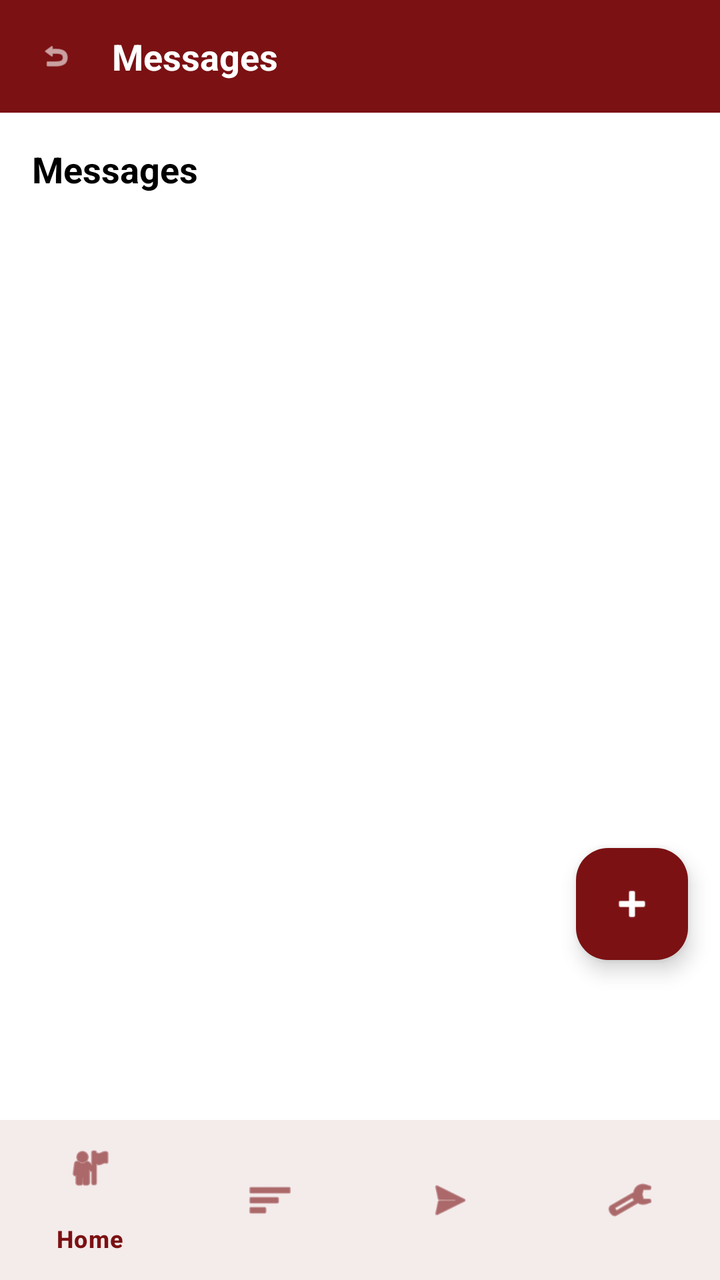
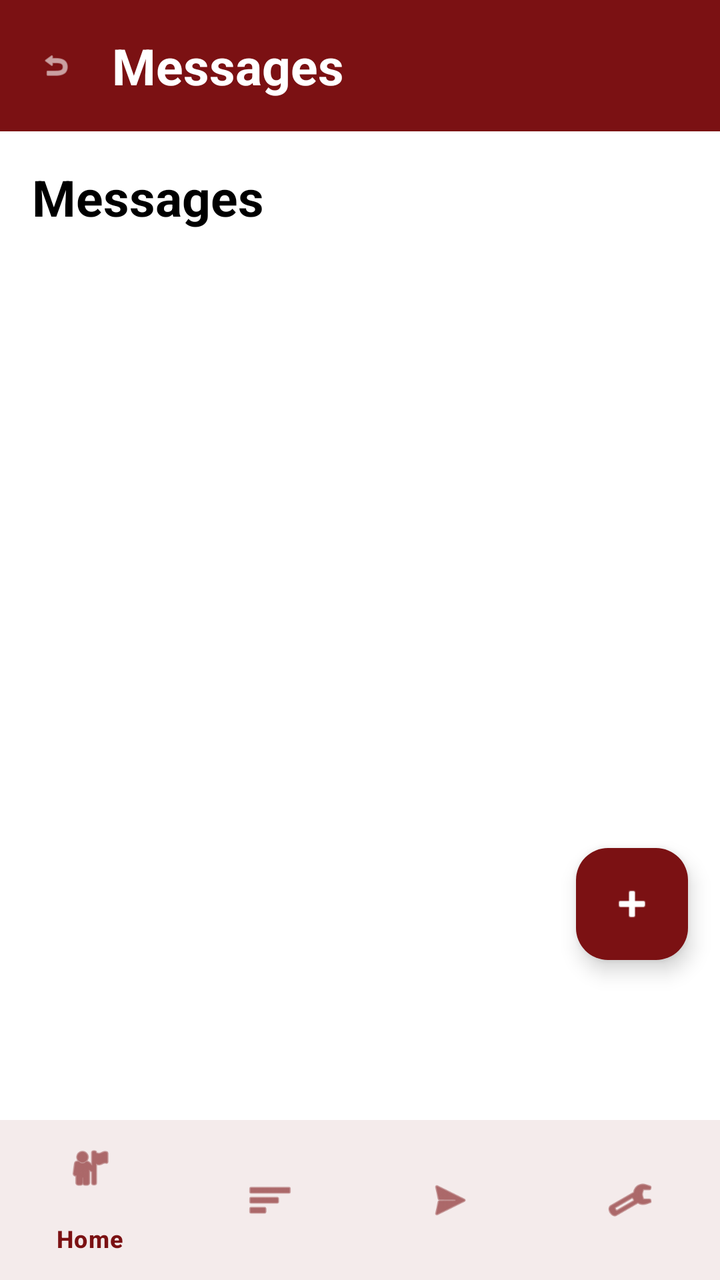

Before-and-after screenshots of an Android layout around one commit, followed by the original layout XML and the change that was made.
<!-- AndroidManifest.xml: application theme Theme.FixItFinderApp -->
<!-- res/layout/activity_messages.xml -->
<?xml version="1.0" encoding="utf-8"?>
<androidx.coordinatorlayout.widget.CoordinatorLayout
    xmlns:android="http://schemas.android.com/apk/res/android"
    xmlns:app="http://schemas.android.com/apk/res-auto"
    android:layout_width="match_parent"
    android:layout_height="match_parent"
    android:background="@color/white">

    <androidx.constraintlayout.widget.ConstraintLayout
        android:layout_width="match_parent"
        android:layout_height="match_parent">

        
        <LinearLayout
            android:id="@+id/headerLayout"
            android:layout_width="match_parent"
            android:layout_height="wrap_content"
            android:orientation="horizontal"
            android:background="@color/color_primary"
            android:padding="16dp"
            android:gravity="center_vertical"
            app:layout_constraintTop_toTopOf="parent"
            app:layout_constraintStart_toStartOf="parent"
            app:layout_constraintEnd_toEndOf="parent">

            <ImageView
                android:id="@+id/btnBack"
                android:layout_width="24dp"
                android:layout_height="24dp"
                android:src="@android:drawable/ic_menu_revert"
                android:tint="@color/white"
                android:padding="4dp"
                android:background="?attr/selectableItemBackgroundBorderless"
                android:contentDescription="Back"
                android:layout_marginEnd="16dp" />

            <TextView
                android:layout_width="0dp"
                android:layout_height="wrap_content"
                android:layout_weight="1"
                android:text="Messages"
                android:textSize="18sp"
                android:textStyle="bold"
                android:textColor="@color/white" />
        </LinearLayout>

        
        <TextView
            android:id="@+id/tvPageTitle"
            android:layout_width="wrap_content"
            android:layout_height="wrap_content"
            android:text="Messages"
            android:textSize="18sp"
            android:textStyle="bold"
            android:textColor="@android:color/black"
            android:layout_marginStart="16dp"
            android:layout_marginTop="16dp"
            app:layout_constraintTop_toBottomOf="@+id/headerLayout"
            app:layout_constraintStart_toStartOf="parent" />

        
        <androidx.recyclerview.widget.RecyclerView
            android:id="@+id/recyclerViewMessages"
            android:layout_width="match_parent"
            android:layout_height="0dp"
            android:padding="16dp"
            android:clipToPadding="false"
            app:layout_constraintTop_toBottomOf="@+id/tvPageTitle"
            app:layout_constraintBottom_toTopOf="@+id/bottomNavigation"
            app:layout_constraintStart_toStartOf="parent"
            app:layout_constraintEnd_toEndOf="parent" />

        
        <com.google.android.material.floatingactionbutton.FloatingActionButton
            android:id="@+id/fabNewMessage"
            android:layout_width="wrap_content"
            android:layout_height="wrap_content"
            android:layout_marginEnd="16dp"
            android:layout_marginBottom="80dp"
            android:src="@android:drawable/ic_input_add"
            app:backgroundTint="@color/color_primary"
            app:tint="@color/white"
            app:layout_constraintEnd_toEndOf="parent"
            app:layout_constraintBottom_toTopOf="@+id/bottomNavigation" />

        
        <com.google.android.material.bottomnavigation.BottomNavigationView
            android:id="@+id/bottomNavigation"
            android:layout_width="match_parent"
            android:layout_height="wrap_content"
            android:background="@color/white"
            app:itemTextColor="@color/color_primary"
            app:itemIconTint="@color/color_primary"
            app:menu="@menu/bottom_navigation"
            app:layout_constraintBottom_toBottomOf="parent"
            app:layout_constraintStart_toStartOf="parent"
            app:layout_constraintEnd_toEndOf="parent" />

    </androidx.constraintlayout.widget.ConstraintLayout>

</androidx.coordinatorlayout.widget.CoordinatorLayout>
<!-- resources referenced by this layout -->
<resources>
  <color name="color_primary">#7B1113</color>
  <color name="white">#FFFFFFFF</color>
  <style name="Theme.FixItFinderApp" parent="Base.Theme.FixItFinderApp" />
  <style name="Base.Theme.FixItFinderApp" parent="Theme.Material3.DayNight.NoActionBar">
          <item name="colorPrimary">@color/color_primary</item>
          <item name="colorSecondary">@color/color_secondary</item>
          <item name="colorSurface">@color/color_background</item>
          <item name="colorOnSurface">@color/color_text_dark</item>
          <item name="colorPrimaryContainer">@color/color_primary</item>
          <item name="colorOnPrimary">@color/color_background</item>
      </style>
  <color name="color_secondary">#825037</color>
  <color name="color_background">#FFFFFF</color>
  <color name="color_text_dark">#2C2C2C</color>
</resources>

<!-- the commit's change to res/layout/activity_messages.xml (unified diff, before → after) -->
@@ -39,7 +39,7 @@
                 android:layout_height="wrap_content"
                 android:layout_weight="1"
                 android:text="Messages"
-                android:textSize="18sp"
+                android:textSize="25sp"
                 android:textStyle="bold"
                 android:textColor="@color/white" />
         </LinearLayout>
@@ -50,7 +50,7 @@
             android:layout_width="wrap_content"
             android:layout_height="wrap_content"
             android:text="Messages"
-            android:textSize="18sp"
+            android:textSize="25sp"
             android:textStyle="bold"
             android:textColor="@android:color/black"
             android:layout_marginStart="16dp"
